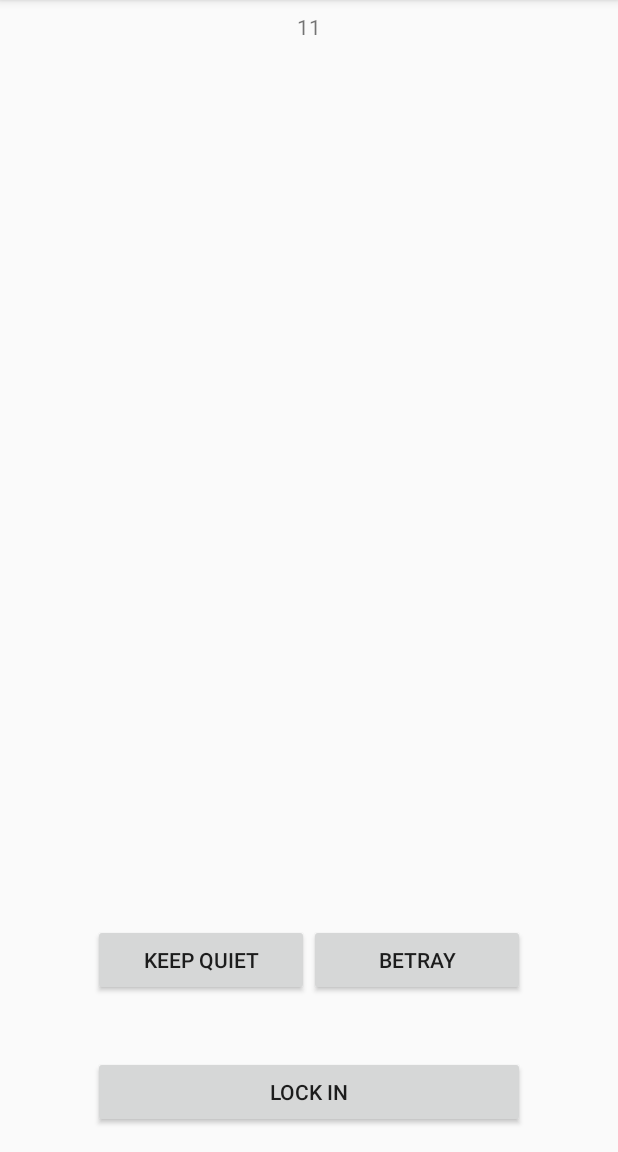
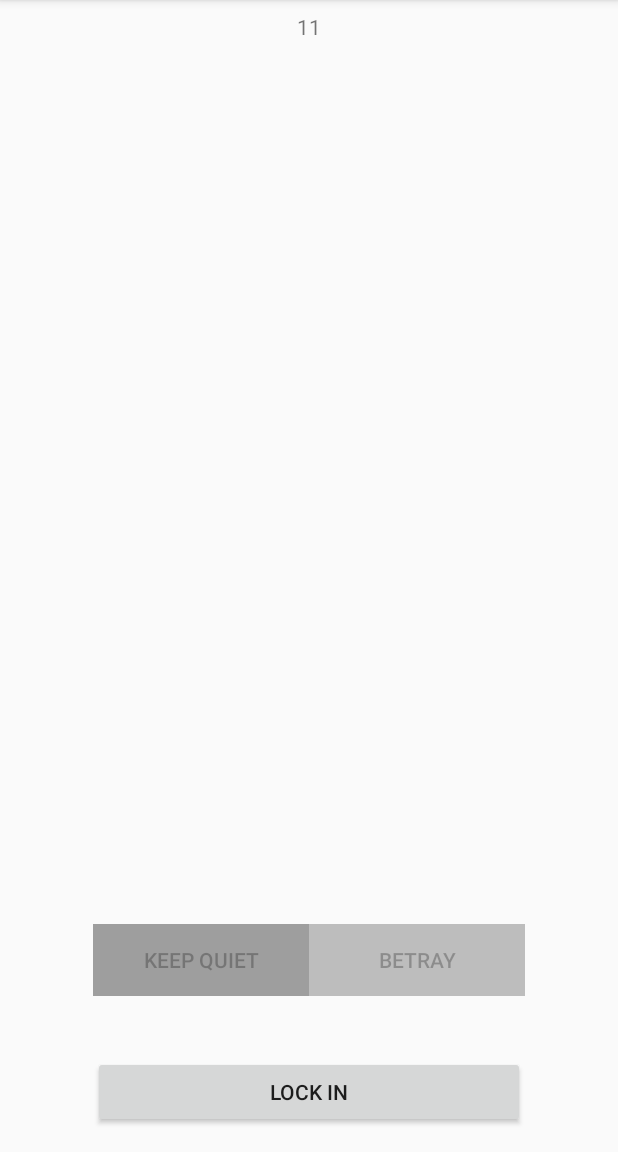
Before and after one commit to goodolwheatie/GameofScenarios, an Android app: the GameActivity screen opened directly, with no data from a screen before it, after a tap on "KEEP QUIET", on a phone screen of 412 x 824 dp, the part 84-1236 px from its top. Run offline under Robolectric (Android 15) with nearby library versions, the phone set to English and light mode, and no system bars.

Commit message:
button disabling
disables the button pressed in the game and enables the other button

```diff
--- a/app/src/main/java/com/example/memeinnovations/gameofscenarios/GameActivity.java
+++ b/app/src/main/java/com/example/memeinnovations/gameofscenarios/GameActivity.java
@@ -6,6 +6,7 @@ import android.support.constraint.ConstraintLayout;
 import android.support.v7.app.AppCompatActivity;
 import android.os.Bundle;
 import android.os.CountDownTimer;
+import android.widget.Button;
 import android.widget.TextView;
 import android.view.View;
 
@@ -48,10 +49,26 @@ public class GameActivity extends AppCompatActivity {
 
     public void betray(View view) {
         betrayed = true;
+        //disable this button
+        Button btnBetray = (Button) findViewById(R.id.btnBetray);
+        btnBetray.setEnabled(false);
+        btnBetray.setBackgroundColor(Color.parseColor("#9E9E9E"));
+        //enable other button
+        Button btnKeepQuiet = (Button) findViewById(R.id.btnKeepQuiet);
+        btnKeepQuiet.setEnabled(true);
+        btnKeepQuiet.setBackgroundColor(Color.parseColor("#BDBDBD"));
     }
 
     public void keepQuiet(View view) {
         betrayed = false;
+        //disable this button
+        Button btnKeepQuiet = (Button) findViewById(R.id.btnKeepQuiet);
+        btnKeepQuiet.setEnabled(false);
+        btnKeepQuiet.setBackgroundColor(Color.parseColor("#9E9E9E"));
+        //enable other button
+        Button btnBetray = (Button) findViewById(R.id.btnBetray);
+        btnBetray.setEnabled(false);
+        btnBetray.setBackgroundColor(Color.parseColor("#BDBDBD"));
     }
 
     public void lockIn(View view) {
```
